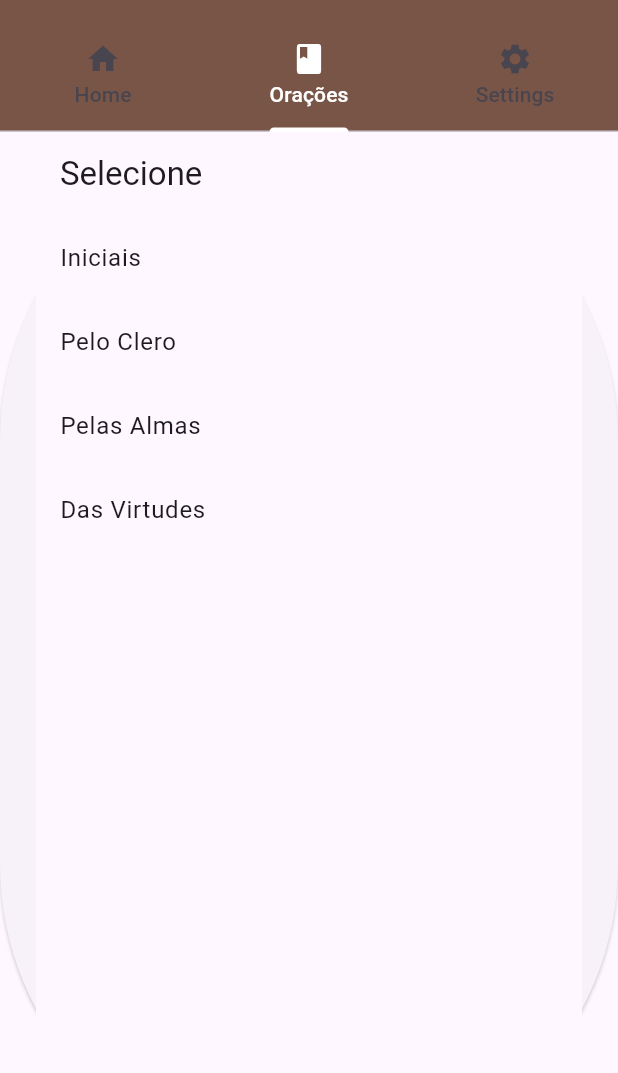
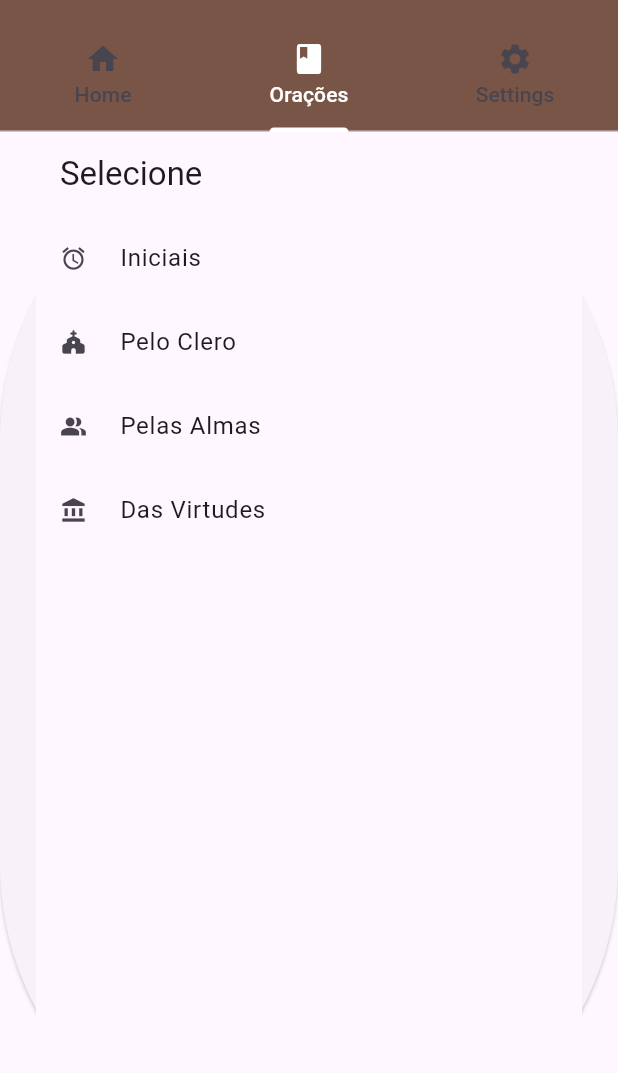
Before and after one commit to felipesergios/prayer_app_frat, a Flutter app: the screen it shows after launch, tab 2 chosen, on a phone screen of 412 x 824 dp, the part 63-1136 px from its top. Run offline on Flutter 3.47's test engine with Material 3 defaults, Android fonts, the phone set to English and light mode, and no system bars; our stand-ins replace flutter_markdown.

Commit message:
Add icons in internal listview

```diff
--- a/lib/home.dart
+++ b/lib/home.dart
@@ -2,10 +2,10 @@ import 'package:flutter/material.dart';
 
 class HomePage extends StatelessWidget {
   final List<Map<String, dynamic>> items = [
-    {'title': 'Iniciais', 'route': '/prayerling', 'initialAssetPath': 'markdown/oracao001.md'},
-    {'title': 'Pelo Clero', 'route': '/prayerling/peloclero', 'initialAssetPath': 'markdown/oracao002.md'},
-    {'title': 'Pelas Almas', 'route': '/prayerling', 'initialAssetPath': 'markdown/oracao003.md'},
-    {'title': 'Das Virtudes', 'route': '/prayerling', 'initialAssetPath': 'markdown/oracao004.md'},
+    {'title': 'Iniciais', 'route': '/prayerling', 'initialAssetPath': 'markdown/oracao001.md', 'icon': Icons.access_alarm},
+    {'title': 'Pelo Clero', 'route': '/prayerling/peloclero', 'initialAssetPath': 'markdown/oracao002.md', 'icon': Icons.church_rounded},
+    {'title': 'Pelas Almas', 'route': '/prayerling/pelasalmas', 'initialAssetPath': 'markdown/oracao003.md', 'icon': Icons.people_alt},
+    {'title': 'Das Virtudes', 'route': '/prayerling/dasvirtudes', 'initialAssetPath': 'markdown/oracao004.md', 'icon': Icons.account_balance},
     // Adicione mais itens aqui conforme necessário
   ];
 
@@ -19,6 +19,7 @@ class HomePage extends StatelessWidget {
         itemCount: items.length,
         itemBuilder: (context, index) {
           return ListTile(
+            leading: Icon(items[index]['icon']), // Ícone à esquerda do título
             title: Text(items[index]['title']),
             onTap: () {
               Navigator.pushNamed(
--- a/lib/main.dart
+++ b/lib/main.dart
@@ -16,6 +16,8 @@ class MyApp extends StatelessWidget {
         '/favorites': (context) => FavoritesPage(),
         '/prayerling': (context) => PrayerlingPage(initialAssetPath: 'markdown/oracao001.md',),
         '/prayerling/peloclero': (context) => PrayerlingPage(initialAssetPath: 'markdown/oracao002.md',),
+        '/prayerling/pelasalmas': (context) => PrayerlingPage(initialAssetPath: 'markdown/oracao003.md',),
+        '/prayerling/dasvirtudes': (context) => PrayerlingPage(initialAssetPath: 'markdown/oracao004.md',),
       },
     );
   }
```
